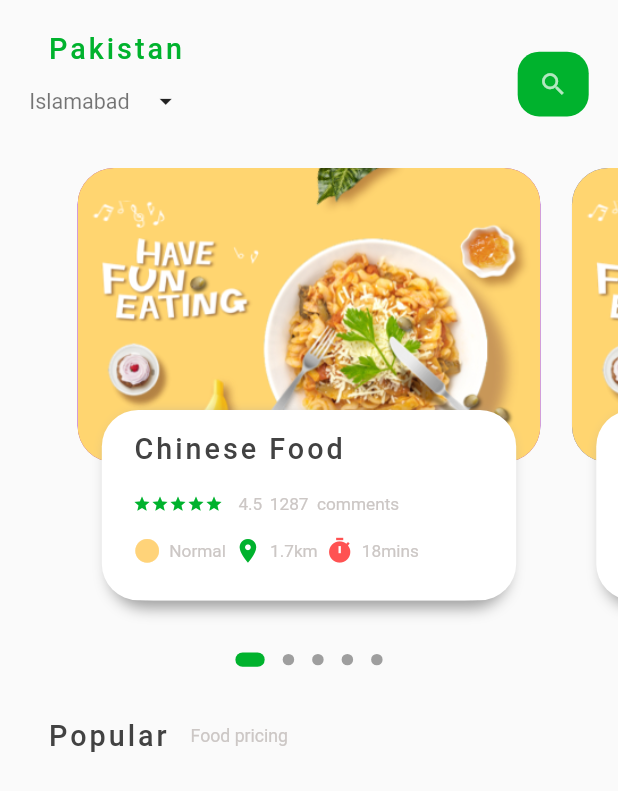
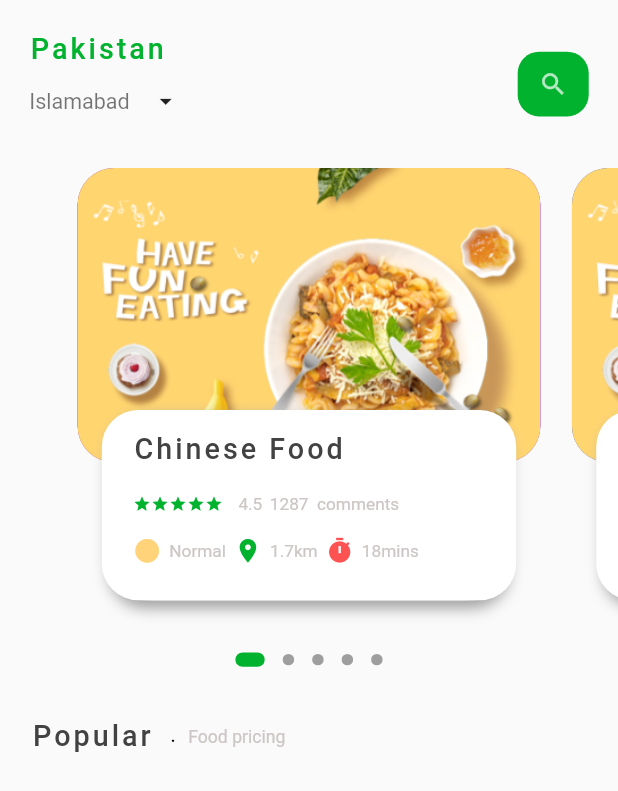
Before and after one commit to DARK-PROGRAMMER-I/Food_Delivery_App, a Flutter app: the screen it shows after launch, on a phone screen of 412 x 824 dp. Shown: the top 791 px of the screen. Run offline on Flutter 3.47's test engine with Material 2 defaults, Android fonts, the phone set to English and light mode, and no system bars; drawn by our look-alikes of dots_indicator; our stand-ins replace get.

Commit message:
Food Delivery App * Main Page body ✔✔ * Working on next section ....

```diff
--- a/lib/home/homePageBody.dart
+++ b/lib/home/homePageBody.dart
@@ -60,12 +60,18 @@ class _HomePageBodyState extends State<HomePageBody> {
         // polular text
         SizedBox(height: Dimensions.height30,),
         Container(
-          margin: EdgeInsets.only(left: Dimensions.width30),
+          margin: EdgeInsets.only(left: Dimensions.width20),
           child: Row(
             children: [
               BigText('Popular '),
               SizedBox(width: Dimensions.width5,),
-              SmallText(' Food pricing')
+              Container(
+                  margin: EdgeInsets.only(bottom: 2),
+                  child: SmallText('.' , 15, Colors.black)),
+              SizedBox(width: Dimensions.width5,),
+              Container(
+                  margin: EdgeInsets.only(top: 2),
+                  child: SmallText(' Food pricing'))
             ],
           ),
         ),
--- a/lib/home/homePageFood.dart
+++ b/lib/home/homePageFood.dart
@@ -1,3 +1,4 @@
+import 'package:flutter/cupertino.dart';
 import 'package:flutter/material.dart';
 import 'package:food_delivery_app/home/homePageBody.dart';
 import 'package:food_delivery_app/utils/colors.dart';
@@ -20,6 +21,7 @@ class _FoodHomePageState extends State<FoodHomePage> {
         body: Column(
           children: [
             Container(
+
               child: Container(
                 margin: EdgeInsets.symmetric(horizontal: Dimensions.height20),
                 padding: EdgeInsets.symmetric(vertical: Dimensions.width20),
@@ -27,10 +29,12 @@ class _FoodHomePageState extends State<FoodHomePage> {
                   mainAxisAlignment: MainAxisAlignment.spaceBetween,
                   children: [
                     Column(
+                      crossAxisAlignment: CrossAxisAlignment.start,
                       children: [
                         BigText( 'Pakistan', AppColors.mainColor),
 
                         Row(
+                          // crossAxisAlignment: CrossAxisAlignment.start,
                           children: [
                             SmallText('Islamabad', 15 ,Colors.black54),
                             IconButton(
```
